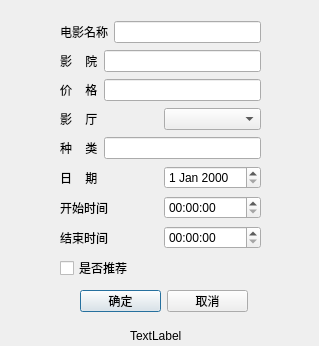
Above: addnewfilm.ui from SillyPasty/Movie_Management before the change. Below: the same form after it.
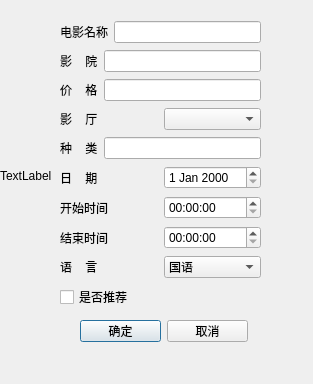
That is the form after the change.

Patch:
```diff
--- a/addnewfilm.ui
+++ b/addnewfilm.ui
@@ -6,8 +6,8 @@
    <rect>
     <x>0</x>
     <y>0</y>
-    <width>319</width>
-    <height>346</height>
+    <width>313</width>
+    <height>384</height>
    </rect>
   </property>
   <property name="windowTitle">
@@ -16,8 +16,8 @@
   <widget class="QLabel" name="label_test">
    <property name="geometry">
     <rect>
-     <x>130</x>
-     <y>330</y>
+     <x>0</x>
+     <y>170</y>
      <width>54</width>
      <height>12</height>
     </rect>
@@ -32,7 +32,7 @@
      <x>60</x>
      <y>20</y>
      <width>201</width>
-     <height>263</height>
+     <height>293</height>
     </rect>
    </property>
    <layout class="QVBoxLayout" name="verticalLayout">
@@ -148,6 +148,36 @@
       </item>
      </layout>
     </item>
+    <item>
+     <layout class="QHBoxLayout" name="horizontalLayout_10">
+      <item>
+       <widget class="QLabel" name="label_8">
+        <property name="text">
+         <string>语    言</string>
+        </property>
+       </widget>
+      </item>
+      <item>
+       <widget class="QComboBox" name="comboBox_language">
+        <item>
+         <property name="text">
+          <string>国语</string>
+         </property>
+        </item>
+        <item>
+         <property name="text">
+          <string>英文</string>
+         </property>
+        </item>
+        <item>
+         <property name="text">
+          <string>其他</string>
+         </property>
+        </item>
+       </widget>
+      </item>
+     </layout>
+    </item>
     <item>
      <widget class="QCheckBox" name="checkBox_isRecommened">
       <property name="text">
@@ -161,7 +191,7 @@
    <property name="geometry">
     <rect>
      <x>80</x>
-     <y>290</y>
+     <y>320</y>
      <width>168</width>
      <height>22</height>
     </rect>
```
